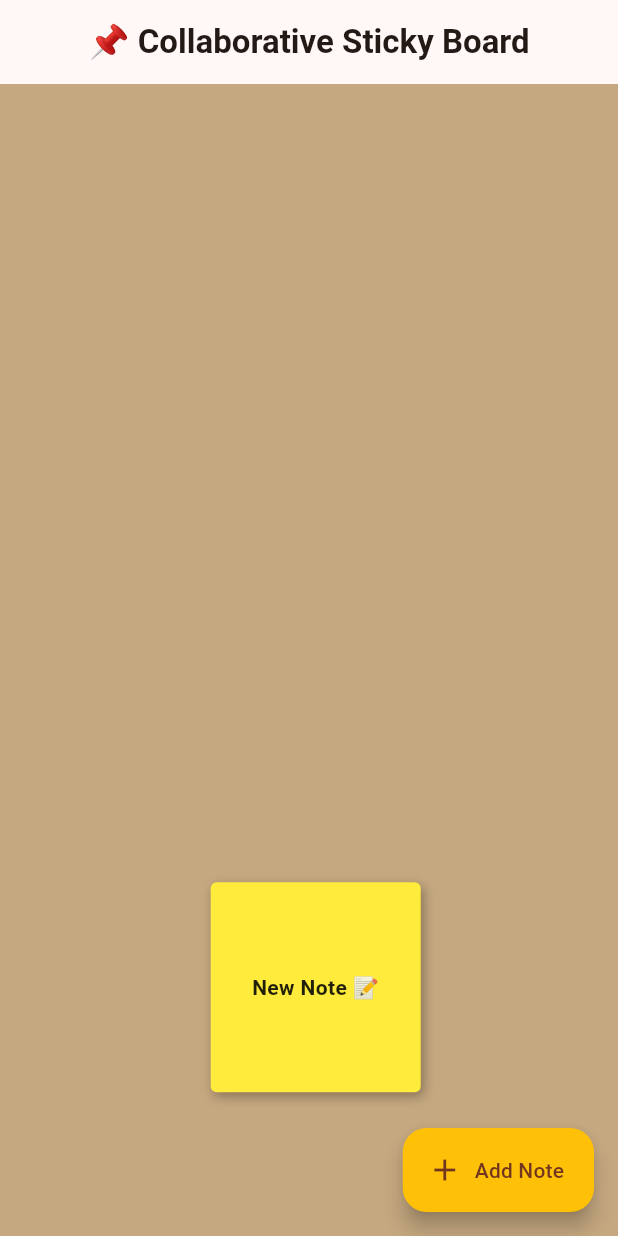
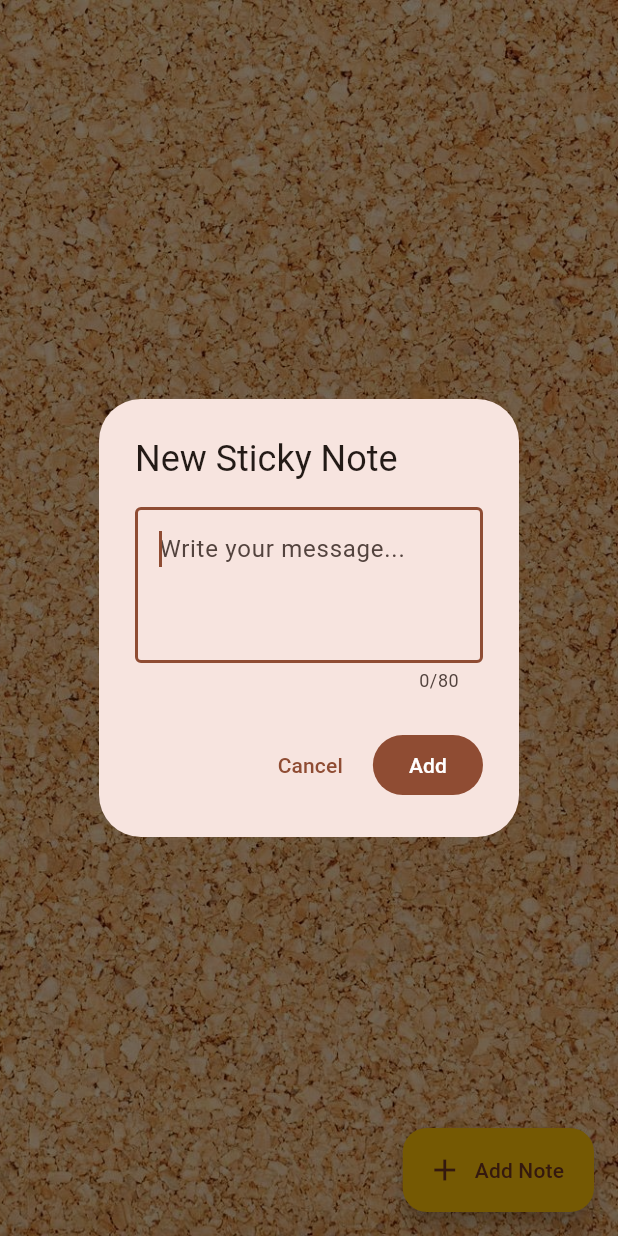
Before and after one commit to Pandahasa/GDG-Flutter-Firebase-Demo, a Flutter app: the screen it shows after launch, after a tap on "Add Note", on a phone screen of 412 x 824 dp. Run offline on Flutter 3.47's test engine with Material 3 defaults, Android fonts, the light colour scheme and no system bars; our stand-ins replace cloud_firestore, firebase_core; accounts and stored records are empty.

Commit message:
UI improvements: corkboard background, remove AppBar, custom note text, smooth drag, delete button

```diff
--- a/lib/ui/board_screen.dart
+++ b/lib/ui/board_screen.dart
@@ -19,13 +19,43 @@ class BoardScreen extends StatelessWidget {
   static final _notesCollection =
       FirebaseFirestore.instance.collection('sticky_notes');
 
-  /// Creates a new sticky note document in Firestore with random position
-  /// and color, using screen dimensions to keep it within bounds.
+  /// Shows a dialog for the user to type a custom note message,
+  /// then creates a new sticky note document in Firestore.
   Future<void> _addNote(BuildContext context) async {
+    final controller = TextEditingController();
+    final message = await showDialog<String>(
+      context: context,
+      builder: (context) => AlertDialog(
+        title: const Text('New Sticky Note'),
+        content: TextField(
+          controller: controller,
+          autofocus: true,
+          maxLines: 3,
+          maxLength: 80,
+          decoration: const InputDecoration(
+            hintText: 'Write your message...',
+            border: OutlineInputBorder(),
+          ),
+        ),
+        actions: [
+          TextButton(
+            onPressed: () => Navigator.pop(context),
+            child: const Text('Cancel'),
+          ),
+          FilledButton(
+            onPressed: () => Navigator.pop(context, controller.text),
+            child: const Text('Add'),
+          ),
+        ],
+      ),
+    );
+
+    if (message == null || message.trim().isEmpty) return;
+
     final size = MediaQuery.of(context).size;
     final newNote = NoteModel(
-      id: '', // Firestore auto-generates the document ID
-      text: 'New Note 📝',
+      id: '',
+      text: message.trim(),
       colorCode: ColorGenerator.randomColorCode(),
       xPos: ColorGenerator.randomX(size.width),
       yPos: ColorGenerator.randomY(size.height),
@@ -36,19 +66,15 @@ class BoardScreen extends StatelessWidget {
   @override
   Widget build(BuildContext context) {
     return Scaffold(
-      appBar: AppBar(
-        title: const Text(
-          '📌 Collaborative Sticky Board',
-          style: TextStyle(fontWeight: FontWeight.bold),
+      // No AppBar — the board IS the entire screen
+      body: Container(
+        decoration: const BoxDecoration(
+          image: DecorationImage(
+            image: AssetImage('assets/board_background.jpg'),
+            fit: BoxFit.cover,
           ),
-        centerTitle: true,
         ),
-      // ─── Real-Time StreamBuilder ───────────────────────────────
-      // The StreamBuilder continuously listens to the 'sticky_notes'
-      // collection. Every time ANY connected user adds, moves, or
-      // modifies a note, this builder fires and rebuilds the entire
-      // Stack with updated positions.
-      body: StreamBuilder<QuerySnapshot>(
+        child: StreamBuilder<QuerySnapshot>(
           stream: _notesCollection.snapshots(),
           builder: (context, snapshot) {
             // Handle loading state
@@ -68,22 +94,29 @@ class BoardScreen extends StatelessWidget {
                 .map((doc) => NoteModel.fromFirestore(doc))
                 .toList();
 
-          // If the collection is empty, show a helpful prompt
-          if (notes.isEmpty) {
-            return const Center(
+            return Stack(
+              children: [
+                // Empty-state prompt
+                if (notes.isEmpty)
+                  const Center(
                     child: Text(
-                'No notes yet!\nTap the + button to add one. 🎉',
-                textAlign: TextAlign.center,
-                style: TextStyle(fontSize: 18, color: Colors.white70),
+                      'Tap + to pin your first note!',
+                      style: TextStyle(
+                        fontSize: 20,
+                        color: Colors.white70,
+                        fontWeight: FontWeight.bold,
+                        shadows: [
+                          Shadow(blurRadius: 4, color: Colors.black54),
+                        ],
                       ),
-            );
-          }
-
-          // Render all notes in a Stack using absolute positioning
-          return Stack(
-            children: notes.map((note) => StickyNote(note: note)).toList(),
+                    ),
+                  ),
+                // Render all notes using absolute positioning
+                ...notes.map((note) => StickyNote(note: note)),
+              ],
             );
           },
+        ),
       ),
       // ─── Floating Action Button ────────────────────────────────
       floatingActionButton: FloatingActionButton.extended(
--- a/pubspec.yaml
+++ b/pubspec.yaml
@@ -1,6 +1,6 @@
 name: gdg_flutter_firebase_demo
 description: A real-time collaborative digital bulletin board built with Flutter and Firebase Cloud Firestore.
-publish_to: 'none'
+publish_to: "none"
 version: 1.0.0+1
 
 environment:
@@ -19,3 +19,5 @@ dev_dependencies:
 
 flutter:
   uses-material-design: true
+  assets:
+    - assets/
```
Also changed, not shown: lib/ui/widgets/sticky_note.dart (+117 -31 lines), assets/board_background.jpg (added). Lines whose indentation alone changed are shown as unchanged.
